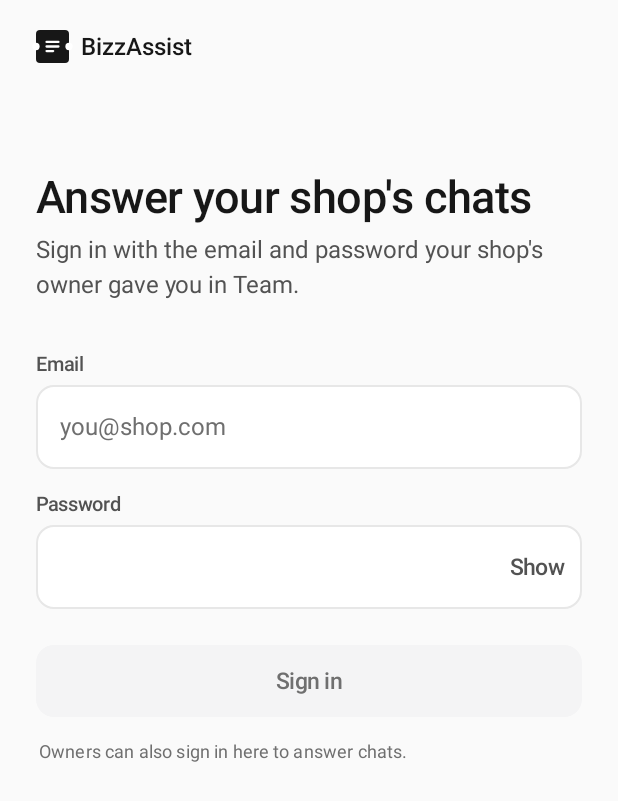
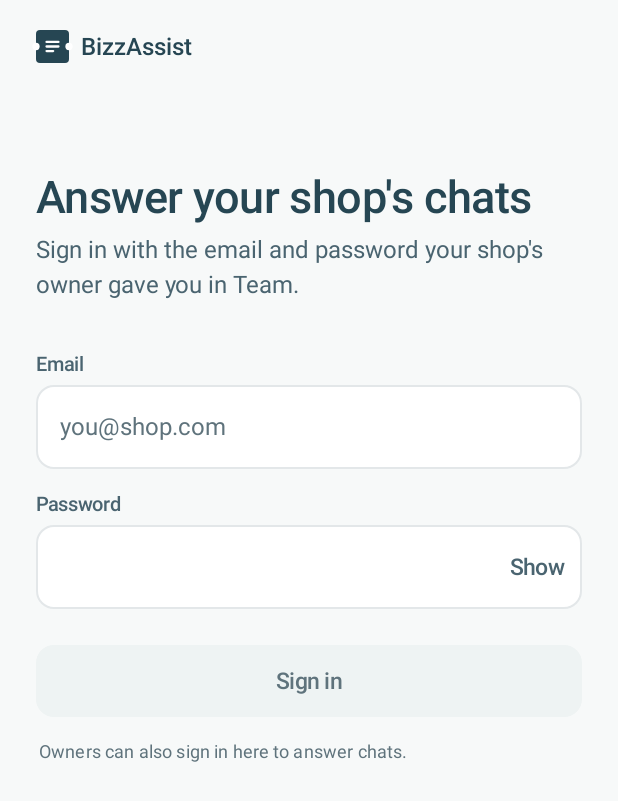
Before and after one commit to PocketForgee/Bizz-Assist, an Android app built with Jetpack Compose: the screen it shows after launch (MainActivity), on a phone screen of 412 x 824 dp. Shown: the top 801 px of the screen. Run offline under Robolectric (Android 15) with nearby library versions, the phone set to English and light mode, and no system bars; pictures from the network do not load.

Commit message:
Android: new palette and visible system bars

```diff
--- a/android/app/src/main/java/app/bizzassist/agent/MainActivity.kt
+++ b/android/app/src/main/java/app/bizzassist/agent/MainActivity.kt
@@ -1,9 +1,11 @@
 package app.bizzassist.agent
 
 import android.Manifest
+import android.graphics.Color
 import android.os.Build
 import android.os.Bundle
 import androidx.activity.ComponentActivity
+import androidx.activity.SystemBarStyle
 import androidx.activity.compose.BackHandler
 import androidx.activity.compose.rememberLauncherForActivityResult
 import androidx.activity.compose.setContent
@@ -38,7 +40,11 @@ class MainActivity : ComponentActivity() {
 
     override fun onCreate(savedInstanceState: Bundle?) {
         super.onCreate(savedInstanceState)
-        enableEdgeToEdge()
+        // light bars on every phone, even in system dark mode: dark icons, no grey 3-button scrim (screens are always light)
+        enableEdgeToEdge(
+            statusBarStyle = SystemBarStyle.light(Color.TRANSPARENT, Color.TRANSPARENT),
+            navigationBarStyle = SystemBarStyle.light(Color.TRANSPARENT, Color.TRANSPARENT),
+        )
         setContent { BizzTheme { App(vm) } }
     }
 }
--- a/android/app/src/main/java/app/bizzassist/agent/ui/Queue.kt
+++ b/android/app/src/main/java/app/bizzassist/agent/ui/Queue.kt
@@ -199,7 +199,7 @@ private fun LiveDot() {
     val ring by t.animateFloat(1f, 2.2f, infiniteRepeatable(tween(1600, easing = Bz.Ease), RepeatMode.Restart), label = "ring")
     val fade by t.animateFloat(0.35f, 0f, infiniteRepeatable(tween(1600, easing = Bz.Ease), RepeatMode.Restart), label = "fade")
     Box(Modifier.size(16.dp), contentAlignment = Alignment.Center) {
-        Box(Modifier.size(8.dp).scale(ring).alpha(fade).clip(CircleShape).background(Bz.Warning))
-        Dot(Bz.Warning)
+        Box(Modifier.size(8.dp).scale(ring).alpha(fade).clip(CircleShape).background(Bz.Sand))
+        Dot(Bz.Sand)
     }
 }
--- a/android/app/src/main/java/app/bizzassist/agent/ui/Theme.kt
+++ b/android/app/src/main/java/app/bizzassist/agent/ui/Theme.kt
@@ -43,21 +43,27 @@ import androidx.compose.ui.text.font.FontWeight
 import androidx.compose.ui.unit.dp
 import androidx.compose.ui.unit.sp
 
-/** Same tokens as the web app: graphite surfaces, three text roles, one deep-green accent. */
+/** Same tokens as the web app: charcoal-tinted surfaces, three text roles, one teal accent. */
 object Bz {
-    val Primary = Color(0xFF0F6E56)
-    val PrimarySoft = Color(0xFFE7F2EE)
-    val Ink = Color(0xFF171717)
-    val Ink80 = Color(0xFF525252)
-    val Ink48 = Color(0xFF6F6F6F)
+    val Primary = Color(0xFF217A70)
+    val PrimarySoft = Color(0xFFE3F2F0)
+    val Ink = Color(0xFF264653)
+    val Ink80 = Color(0xFF4A6470)
+    val Ink48 = Color(0xFF5F737C)
     val Canvas = Color(0xFFFFFFFF)
-    val Pearl = Color(0xFFFAFAFA)
-    val Raised = Color(0xFFF4F4F5)
-    val Hairline = Color(0x1A171717)
-    val Divider = Color(0x0F171717)
-    val Danger = Color(0xFFC62828)
-    val Success = Color(0xFF15803D)
-    val Warning = Color(0xFFA14B06)
+    val Pearl = Color(0xFFF7F9F9)
+    val Raised = Color(0xFFEEF3F3)
+    val Hairline = Color(0x21264653)
+    val Divider = Color(0x12264653)
+    val Danger = Color(0xFFC4472B)
+    val Success = Color(0xFF217A70)
+    val Warning = Color(0xFFB0611C)
+
+    // the palette as given; Teal/Sand/Saffron/Sienna fill dots and highlights, never text on white
+    val Teal = Color(0xFF2A9D8F)
+    val Saffron = Color(0xFFE9C46A)
+    val Sand = Color(0xFFF4A261)
+    val Sienna = Color(0xFFE76F51)
 
     /** One easing curve everywhere (same as the web: cubic-bezier(0.22, 1, 0.36, 1)). */
     val Ease = CubicBezierEasing(0.22f, 1f, 0.36f, 1f)
--- a/android/app/src/main/res/drawable/ic_launcher.xml
+++ b/android/app/src/main/res/drawable/ic_launcher.xml
@@ -1,18 +1,18 @@
 <?xml version="1.0" encoding="utf-8"?>
-<!-- The mark: an order-ticket stub with a notch and three lines, on the accent green. -->
+<!-- The mark: an order-ticket stub with a notch and three lines, on charcoal. -->
 <vector xmlns:android="http://schemas.android.com/apk/res/android"
     android:width="108dp"
     android:height="108dp"
     android:viewportWidth="108"
     android:viewportHeight="108">
     <path
-        android:fillColor="#0F6E56"
+        android:fillColor="#264653"
         android:pathData="M0,0h108v108h-108z" />
     <path
         android:fillColor="#FFFFFF"
         android:pathData="M36,30h36a6,6 0,0 1,6 6v12.6a5.4,5.4 0,0 0,0 10.8V72a6,6 0,0 1,-6 6H36a6,6 0,0 1,-6 -6V59.4a5.4,5.4 0,0 0,0 -10.8V36a6,6 0,0 1,6 -6z" />
     <path
-        android:strokeColor="#0F6E56"
+        android:strokeColor="#264653"
         android:strokeWidth="4.2"
         android:strokeLineCap="round"
         android:pathData="M45,46.5h18M45,54h18M45,61.5h10.5" />
--- a/android/app/src/main/res/values/colors.xml
+++ b/android/app/src/main/res/values/colors.xml
@@ -1,8 +1,8 @@
 <?xml version="1.0" encoding="utf-8"?>
 <resources>
-    <!-- Same tokens as the web app: graphite surfaces, one deep-green accent -->
-    <color name="primary">#0F6E56</color>
-    <color name="ink">#171717</color>
-    <color name="pearl">#FAFAFA</color>
+    <!-- Same tokens as the web app: charcoal #264653 ink, teal #2A9D8F accent (deepened for contrast) -->
+    <color name="primary">#217A70</color>
+    <color name="ink">#264653</color>
+    <color name="pearl">#F7F9F9</color>
     <color name="canvas">#FFFFFF</color>
 </resources>
```
Also changed, not shown: android/app/src/main/java/app/bizzassist/agent/ui/ChatScreen.kt (+12 -3 lines).
